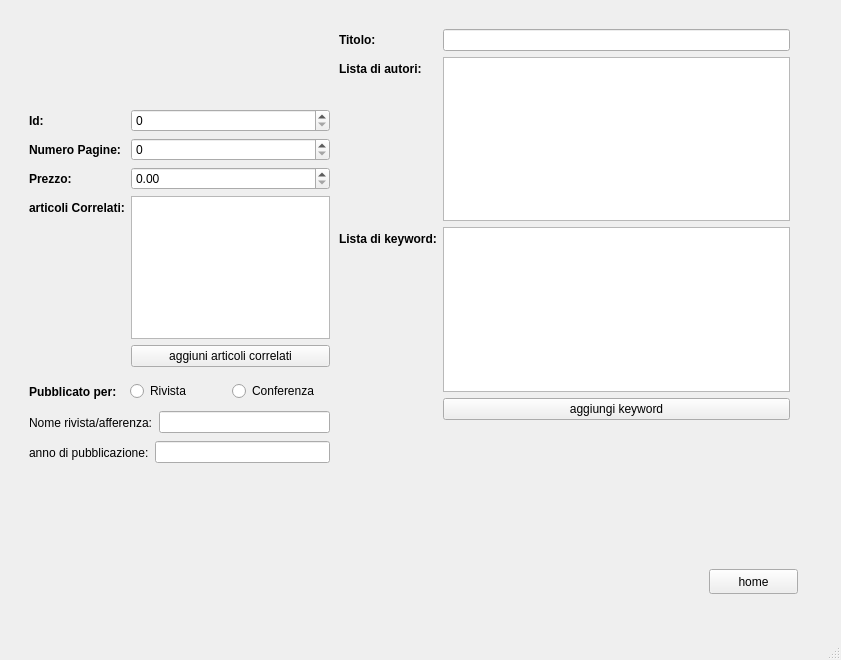
This is Progetto/mainwindow.ui in Giacoia/ProgettoPO as Qt 5 draws it before an edit. The edited form follows.
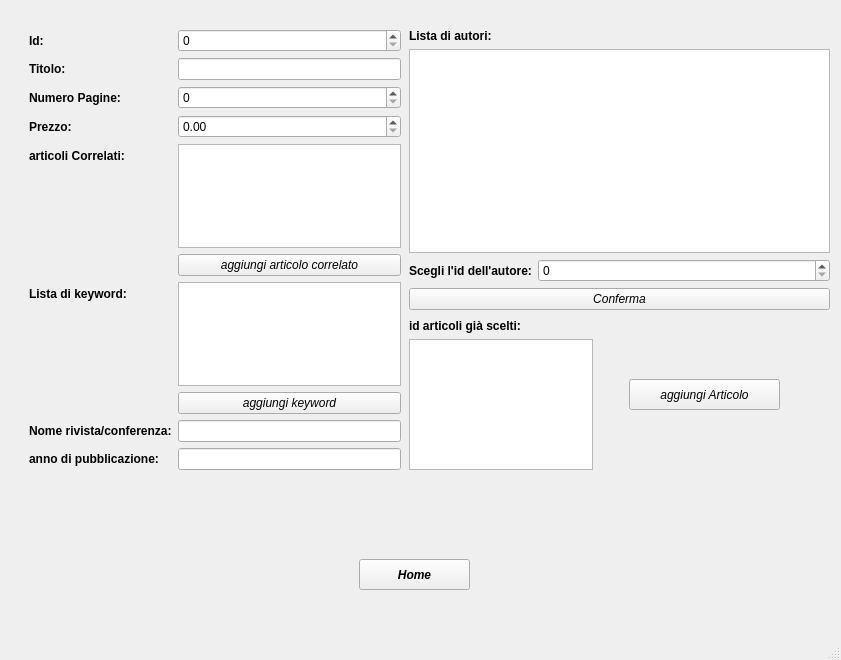
This is the edited form. The open tabs and pages were chosen to show the change.

Diff of the .ui file:
```diff
--- a/Progetto/mainwindow.ui
+++ b/Progetto/mainwindow.ui
@@ -500,23 +500,30 @@
        <widget class="QPushButton" name="backHome_3">
         <property name="geometry">
          <rect>
-          <x>700</x>
-          <y>560</y>
-          <width>89</width>
-          <height>25</height>
+          <x>350</x>
+          <y>550</y>
+          <width>111</width>
+          <height>31</height>
          </rect>
         </property>
+        <property name="font">
+         <font>
+          <weight>75</weight>
+          <italic>true</italic>
+          <bold>true</bold>
+         </font>
+        </property>
         <property name="text">
-         <string>home</string>
+         <string>Home</string>
         </property>
        </widget>
-       <widget class="QWidget" name="">
+       <widget class="QWidget" name="layoutWidget">
         <property name="geometry">
          <rect>
           <x>20</x>
-          <y>100</y>
-          <width>301</width>
-          <height>258</height>
+          <y>20</y>
+          <width>372</width>
+          <height>441</height>
          </rect>
         </property>
         <layout class="QFormLayout" name="formLayout_3">
@@ -533,6 +540,41 @@
            </property>
           </widget>
          </item>
+         <item row="0" column="1">
+          <widget class="QSpinBox" name="idArticoloBox"/>
+         </item>
+         <item row="2" column="0">
+          <widget class="QLabel" name="titolo">
+           <property name="font">
+            <font>
+             <weight>75</weight>
+             <bold>true</bold>
+            </font>
+           </property>
+           <property name="text">
+            <string>Titolo:</string>
+           </property>
+          </widget>
+         </item>
+         <item row="2" column="1">
+          <widget class="QLineEdit" name="titoloText"/>
+         </item>
+         <item row="3" column="0">
+          <widget class="QLabel" name="numPagine">
+           <property name="font">
+            <font>
+             <weight>75</weight>
+             <bold>true</bold>
+            </font>
+           </property>
+           <property name="text">
+            <string>Numero Pagine:</string>
+           </property>
+          </widget>
+         </item>
+         <item row="3" column="1">
+          <widget class="QSpinBox" name="numPagineBox"/>
+         </item>
          <item row="6" column="0">
           <widget class="QLabel" name="prezzo">
            <property name="font">
@@ -553,35 +595,6 @@
            </property>
           </widget>
          </item>
-         <item row="0" column="1">
-          <widget class="QSpinBox" name="idArticoloBox"/>
-         </item>
-         <item row="3" column="0">
-          <widget class="QLabel" name="numPagine">
-           <property name="font">
-            <font>
-             <weight>75</weight>
-             <bold>true</bold>
-            </font>
-           </property>
-           <property name="text">
-            <string>Numero Pagine:</string>
-           </property>
-          </widget>
-         </item>
-         <item row="3" column="1">
-          <widget class="QSpinBox" name="numPagineBox"/>
-         </item>
-         <item row="9" column="1">
-          <widget class="QTextEdit" name="artCorrelatiText"/>
-         </item>
-         <item row="10" column="1">
-          <widget class="QPushButton" name="pushButton">
-           <property name="text">
-            <string>aggiuni articoli correlati</string>
-           </property>
-          </widget>
-         </item>
          <item row="9" column="0">
           <widget class="QLabel" name="artCorrelati">
            <property name="font">
@@ -595,48 +608,22 @@
            </property>
           </widget>
          </item>
-        </layout>
-       </widget>
-       <widget class="QWidget" name="">
-        <property name="geometry">
-         <rect>
-          <x>330</x>
-          <y>20</y>
-          <width>451</width>
-          <height>391</height>
-         </rect>
-        </property>
-        <layout class="QFormLayout" name="formLayout_4">
-         <item row="0" column="0">
-          <widget class="QLabel" name="titolo">
-           <property name="font">
-            <font>
-             <weight>75</weight>
-             <bold>true</bold>
-            </font>
-           </property>
-           <property name="text">
-            <string>Titolo:</string>
-           </property>
-          </widget>
+         <item row="9" column="1">
+          <widget class="QTextEdit" name="artCorrelatiText"/>
          </item>
-         <item row="2" column="0">
-          <widget class="QLabel" name="autori">
+         <item row="10" column="1">
+          <widget class="QPushButton" name="aggiungiArtCorrelati">
            <property name="font">
             <font>
-             <weight>75</weight>
-             <bold>true</bold>
+             <italic>true</italic>
             </font>
            </property>
            <property name="text">
-            <string>Lista di autori:</string>
+            <string>aggiungi articolo correlato</string>
            </property>
           </widget>
          </item>
-         <item row="2" column="1">
-          <widget class="QListWidget" name="autoriDaScegliere"/>
-         </item>
-         <item row="4" column="0">
+         <item row="11" column="0">
           <widget class="QLabel" name="keywords">
            <property name="font">
             <font>
@@ -649,101 +636,192 @@
            </property>
           </widget>
          </item>
-         <item row="4" column="1">
+         <item row="11" column="1">
           <widget class="QTextEdit" name="keywordText"/>
          </item>
-         <item row="0" column="1">
-          <widget class="QLineEdit" name="titoloText"/>
-         </item>
-         <item row="5" column="1">
-          <widget class="QPushButton" name="pushButton_2">
+         <item row="12" column="1">
+          <widget class="QPushButton" name="aggiungiKeyword">
+           <property name="font">
+            <font>
+             <italic>true</italic>
+            </font>
+           </property>
            <property name="text">
             <string>aggiungi keyword</string>
            </property>
           </widget>
          </item>
-        </layout>
-       </widget>
-       <widget class="QWidget" name="">
-        <property name="geometry">
-         <rect>
-          <x>20</x>
-          <y>370</y>
-          <width>298</width>
-          <height>25</height>
-         </rect>
-        </property>
-        <layout class="QHBoxLayout" name="horizontalLayout_2">
-         <item>
-          <widget class="QLabel" name="pubblicatoIn">
-           <property name="font">
-            <font>
-             <weight>75</weight>
-             <bold>true</bold>
-            </font>
-           </property>
-           <property name="text">
-            <string>Pubblicato per:</string>
-           </property>
-          </widget>
-         </item>
-         <item>
-          <widget class="QRadioButton" name="rivistaButton">
-           <property name="text">
-            <string>Rivista</string>
-           </property>
-          </widget>
-         </item>
-         <item>
-          <widget class="QRadioButton" name="conferenzaButton">
-           <property name="text">
-            <string>Conferenza</string>
-           </property>
-          </widget>
-         </item>
-        </layout>
-       </widget>
-       <widget class="QWidget" name="">
-        <property name="geometry">
-         <rect>
-          <x>20</x>
-          <y>400</y>
-          <width>301</width>
-          <height>27</height>
-         </rect>
-        </property>
-        <layout class="QHBoxLayout" name="horizontalLayout_3">
-         <item>
+         <item row="13" column="0">
           <widget class="QLabel" name="label_2">
+           <property name="font">
+            <font>
+             <weight>75</weight>
+             <bold>true</bold>
+            </font>
+           </property>
            <property name="text">
-            <string>Nome rivista/afferenza:</string>
+            <string>Nome rivista/conferenza:</string>
            </property>
           </widget>
          </item>
-         <item>
-          <widget class="QLineEdit" name="PubblicatoIn"/>
+         <item row="13" column="1">
+          <widget class="QLineEdit" name="pubblicatoPerText"/>
          </item>
-        </layout>
-       </widget>
-       <widget class="QWidget" name="">
-        <property name="geometry">
-         <rect>
-          <x>20</x>
-          <y>430</y>
-          <width>301</width>
-          <height>27</height>
-         </rect>
-        </property>
-        <layout class="QHBoxLayout" name="horizontalLayout_4">
-         <item>
+         <item row="14" column="0">
           <widget class="QLabel" name="label_3">
+           <property name="font">
+            <font>
+             <weight>75</weight>
+             <bold>true</bold>
+            </font>
+           </property>
            <property name="text">
             <string>anno di pubblicazione:</string>
            </property>
           </widget>
          </item>
+         <item row="14" column="1">
+          <widget class="QLineEdit" name="dataPubblicazioneText"/>
+         </item>
+        </layout>
+       </widget>
+       <widget class="QPushButton" name="aggiungiArticolo">
+        <property name="geometry">
+         <rect>
+          <x>620</x>
+          <y>370</y>
+          <width>151</width>
+          <height>31</height>
+         </rect>
+        </property>
+        <property name="font">
+         <font>
+          <italic>true</italic>
+         </font>
+        </property>
+        <property name="text">
+         <string>aggiungi Articolo</string>
+        </property>
+       </widget>
+       <widget class="QWidget" name="layoutWidget">
+        <property name="geometry">
+         <rect>
+          <x>400</x>
+          <y>20</y>
+          <width>421</width>
+          <height>281</height>
+         </rect>
+        </property>
+        <layout class="QFormLayout" name="formLayout_4">
+         <item row="0" column="0" colspan="2">
+          <widget class="QLabel" name="autori">
+           <property name="font">
+            <font>
+             <weight>75</weight>
+             <bold>true</bold>
+            </font>
+           </property>
+           <property name="text">
+            <string>Lista di autori:</string>
+           </property>
+          </widget>
+         </item>
+         <item row="1" column="0" colspan="2">
+          <widget class="QListWidget" name="autoriDaScegliere"/>
+         </item>
+         <item row="2" column="0">
+          <widget class="QLabel" name="sceltaId">
+           <property name="font">
+            <font>
+             <weight>75</weight>
+             <bold>true</bold>
+            </font>
+           </property>
+           <property name="text">
+            <string>Scegli l'id dell'autore:</string>
+           </property>
+          </widget>
+         </item>
+         <item row="2" column="1">
+          <widget class="QSpinBox" name="autoreArticolo"/>
+         </item>
+         <item row="3" column="0" colspan="2">
+          <widget class="QPushButton" name="selezionaAutori">
+           <property name="font">
+            <font>
+             <italic>true</italic>
+            </font>
+           </property>
+           <property name="text">
+            <string>Conferma</string>
+           </property>
+          </widget>
+         </item>
+        </layout>
+       </widget>
+       <widget class="QWidget" name="">
+        <property name="geometry">
+         <rect>
+          <x>400</x>
+          <y>310</y>
+          <width>184</width>
+          <height>151</height>
+         </rect>
+        </property>
+        <layout class="QVBoxLayout" name="verticalLayout_7">
          <item>
-          <widget class="QLineEdit" name="lineEdit"/>
+          <widget class="QLabel" name="label_6">
+           <property name="font">
+            <font>
+             <weight>75</weight>
+             <bold>true</bold>
+            </font>
+           </property>
+           <property name="text">
+            <string>id articoli già scelti:</string>
+           </property>
+          </widget>
+         </item>
+         <item>
+          <widget class="QListWidget" name="idUsati"/>
+         </item>
+        </layout>
+       </widget>
+      </widget>
+      <widget class="QWidget" name="visualizzaArticoliPage">
+       <widget class="QWidget" name="layoutWidget">
+        <property name="geometry">
+         <rect>
+          <x>10</x>
+          <y>10</y>
+          <width>801</width>
+          <height>581</height>
+         </rect>
+        </property>
+        <layout class="QVBoxLayout" name="verticalLayout_5">
+         <item>
+          <widget class="QLabel" name="label_4">
+           <property name="text">
+            <string>Articoli:</string>
+           </property>
+          </widget>
+         </item>
+         <item>
+          <widget class="QListWidget" name="listArticoliCompleta"/>
+         </item>
+         <item>
+          <widget class="QPushButton" name="backHome_7">
+           <property name="font">
+            <font>
+             <weight>75</weight>
+             <italic>true</italic>
+             <bold>true</bold>
+            </font>
+           </property>
+           <property name="text">
+            <string>Home</string>
+           </property>
+          </widget>
          </item>
         </layout>
        </widget>
```
Left out of the diff: 362 changed lines with no effect on the pictures.
